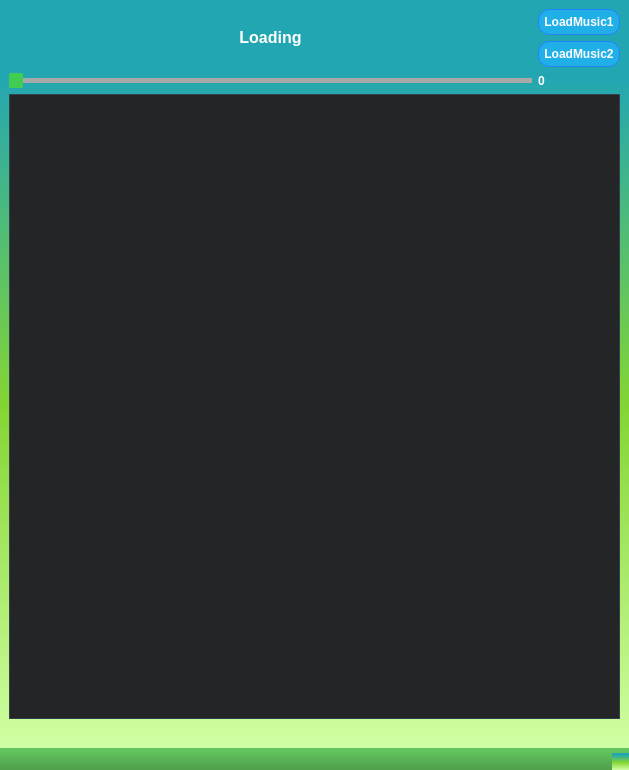
This is shazam.ui in moheb432/-Fingerprint-Shazam-like as Qt 5 draws it before an edit. The edited form follows.
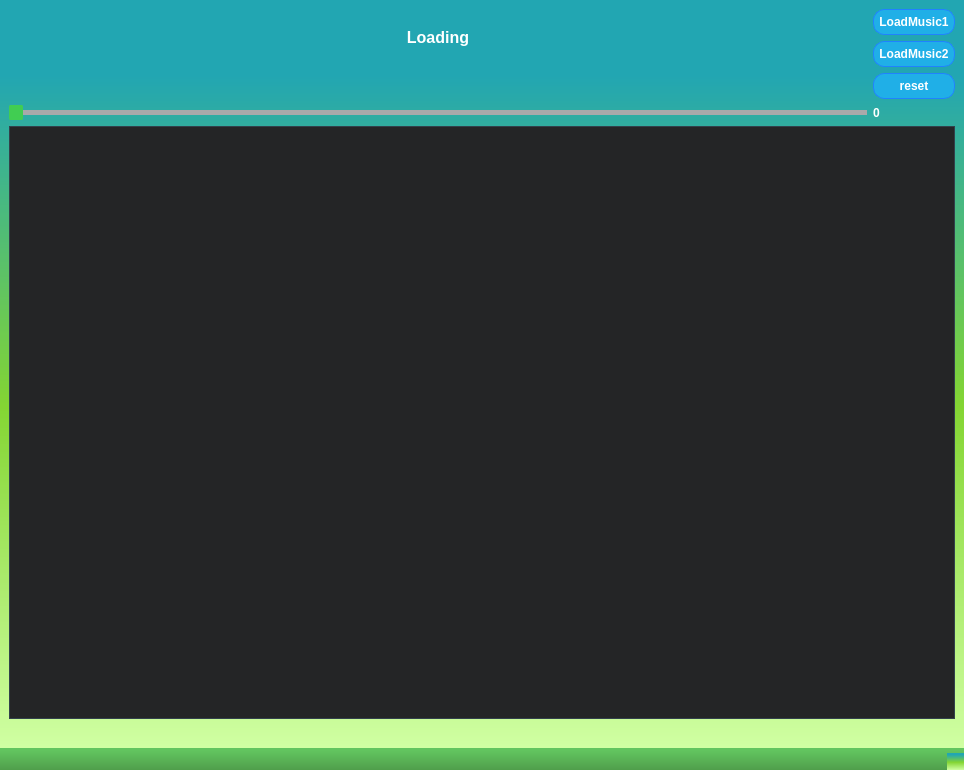
This is the edited form. Icons and pictures are not drawn.

```diff
--- a/shazam.ui
+++ b/shazam.ui
@@ -6,7 +6,7 @@
    <rect>
     <x>0</x>
     <y>0</y>
-    <width>629</width>
+    <width>964</width>
     <height>770</height>
    </rect>
   </property>
@@ -1166,17 +1166,7 @@
       </property>
      </widget>
     </item>
-    <item row="7" column="1">
-     <widget class="QLabel" name="label">
-      <property name="text">
-       <string/>
-      </property>
-     </widget>
-    </item>
-    <item row="6" column="0" colspan="3">
-     <widget class="QTableWidget" name="resultsTable"/>
-    </item>
-    <item row="5" column="0">
+    <item row="6" column="0">
      <widget class="QSlider" name="mix_slider">
       <property name="maximum">
        <number>100</number>
@@ -1186,13 +1176,6 @@
       </property>
      </widget>
     </item>
-    <item row="5" column="1" colspan="2">
-     <widget class="QLabel" name="label_3">
-      <property name="text">
-       <string>0</string>
-      </property>
-     </widget>
-    </item>
     <item row="0" column="1" colspan="2">
      <widget class="QPushButton" name="loadmusic1">
       <property name="text">
@@ -1200,6 +1183,13 @@
       </property>
      </widget>
     </item>
+    <item row="6" column="1" colspan="2">
+     <widget class="QLabel" name="label_3">
+      <property name="text">
+       <string>0</string>
+      </property>
+     </widget>
+    </item>
     <item row="1" column="1" colspan="2">
      <widget class="QPushButton" name="loadmusic2">
       <property name="text">
@@ -1207,6 +1197,23 @@
       </property>
      </widget>
     </item>
+    <item row="8" column="1">
+     <widget class="QLabel" name="label">
+      <property name="text">
+       <string/>
+      </property>
+     </widget>
+    </item>
+    <item row="7" column="0" colspan="3">
+     <widget class="QTableWidget" name="resultsTable"/>
+    </item>
+    <item row="2" column="1" colspan="2">
+     <widget class="QPushButton" name="reset">
+      <property name="text">
+       <string>reset</string>
+      </property>
+     </widget>
+    </item>
    </layout>
   </widget>
   <widget class="QStatusBar" name="statusbar"/>
```
